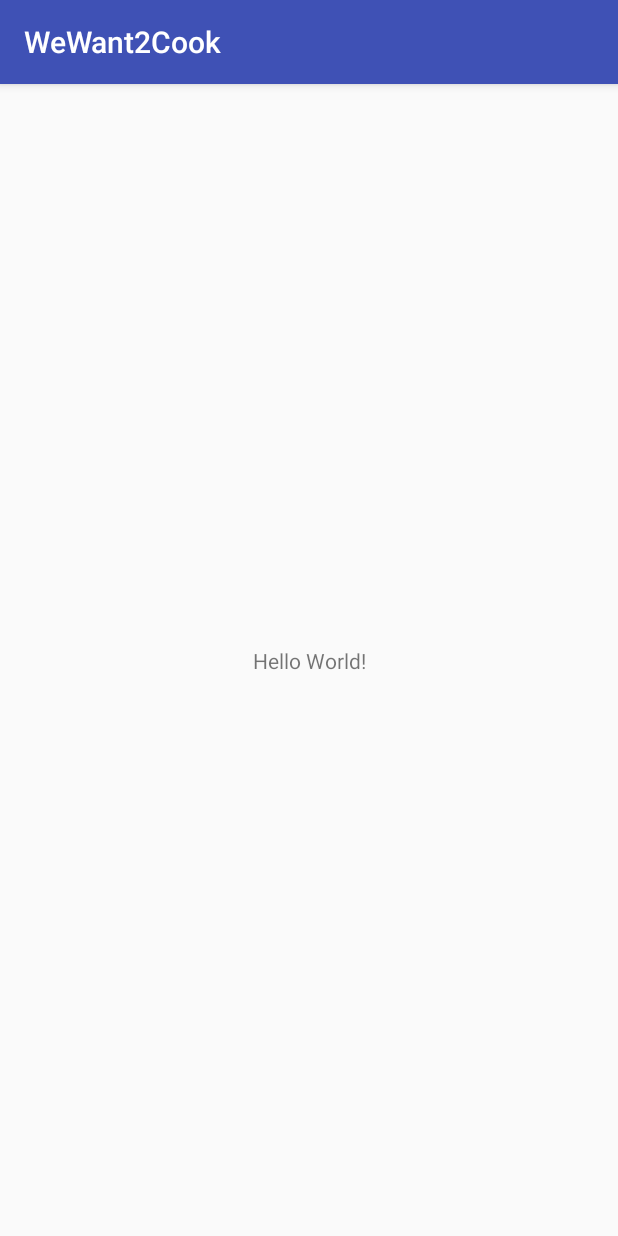
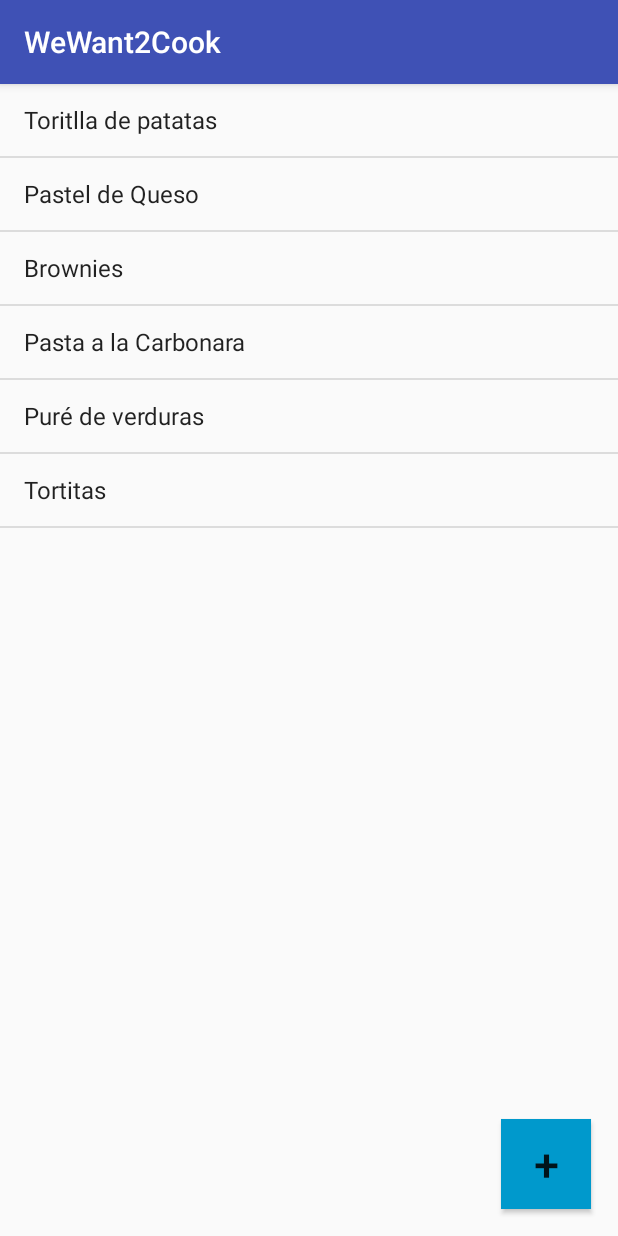
Before and after one commit to jenni-arias/WeWant2Cook, an Android app: the screen it shows after launch (WeWant2CookActivity before the commit, RecipesActivity after it), on a phone screen of 412 x 824 dp. Run offline under Robolectric (Android 15) with nearby library versions, the phone set to English and light mode, and no system bars.

Commit message:
El Layout tiene una lista con recetas por defecto y un botón que no hace nada

```diff
--- a/app/src/main/AndroidManifest.xml
+++ b/app/src/main/AndroidManifest.xml
@@ -9,14 +9,14 @@
         android:roundIcon="@mipmap/ic_launcher_round"
         android:supportsRtl="true"
         android:theme="@style/AppTheme">
-        <activity android:name=".WeWant2CookActivity">
+        <activity android:name=".RecipesActivity">
             <intent-filter>
                 <action android:name="android.intent.action.MAIN" />
 
                 <category android:name="android.intent.category.LAUNCHER" />
             </intent-filter>
         </activity>
-        <activity android:name=".RecipesActivity"></activity>
+
     </application>
 
 </manifest>
--- a/app/src/main/java/arias/jenifer/wewant2cook/RecipesActivity.java
+++ b/app/src/main/java/arias/jenifer/wewant2cook/RecipesActivity.java
@@ -2,12 +2,46 @@ package arias.jenifer.wewant2cook;
 
 import android.support.v7.app.AppCompatActivity;
 import android.os.Bundle;
+import android.widget.ArrayAdapter;
+import android.widget.Button;
+import android.widget.ListView;
+
+import java.util.ArrayList;
+import java.util.List;
 
 public class RecipesActivity extends AppCompatActivity {
+
+    private ArrayList<String> RecipesList;
+    private ListView list;
+    private Button btn_add;
+    private ArrayAdapter<String> recipes_adapter;
+
+
 
     @Override
     protected void onCreate(Bundle savedInstanceState) {
         super.onCreate(savedInstanceState);
         setContentView(R.layout.activity_recipes);
+
+        list = (ListView)findViewById(R.id.recipes_list);
+        btn_add = (Button)findViewById(R.id.btn_add);
+
+        RecipesList = new ArrayList<>();
+        RecipesList.add("Toritlla de patatas");
+        RecipesList.add("Pastel de Queso");
+        RecipesList.add("Brownies");
+        RecipesList.add("Pasta a la Carbonara");
+        RecipesList.add("Puré de verduras");
+        RecipesList.add("Tortitas");
+
+        recipes_adapter = new ArrayAdapter<String>(     // Creamos el Adapter
+                this,
+                android.R.layout.simple_list_item_1,
+                RecipesList
+        );
+
+        list.setAdapter(recipes_adapter);
+
+
     }
 }
--- a/app/src/main/res/layout/activity_recipes.xml
+++ b/app/src/main/res/layout/activity_recipes.xml
@@ -1,9 +1,34 @@
 <?xml version="1.0" encoding="utf-8"?>
-<android.support.constraint.ConstraintLayout xmlns:android="http://schemas.android.com/apk/res/android"
+<RelativeLayout xmlns:android="http://schemas.android.com/apk/res/android"
     xmlns:app="http://schemas.android.com/apk/res-auto"
     xmlns:tools="http://schemas.android.com/tools"
     android:layout_width="match_parent"
     android:layout_height="match_parent"
     tools:context="arias.jenifer.wewant2cook.RecipesActivity">
 
-</android.support.constraint.ConstraintLayout>
+    <Button
+        android:id="@+id/btn_add"
+        android:layout_width="60sp"
+
+        android:layout_height="60sp"
+        android:layout_alignParentBottom="true"
+        android:layout_alignParentEnd="true"
+        android:layout_alignParentRight="true"
+        android:layout_marginBottom="18dp"
+        android:layout_marginEnd="18dp"
+        android:layout_marginRight="18dp"
+        android:background="@android:color/holo_blue_dark"
+        android:onClick="add_recipes"
+        android:text="+"
+        android:textAllCaps="false"
+        android:textSize="30sp" />
+
+    <ListView
+        android:id="@+id/recipes_list"
+        android:layout_width="match_parent"
+        android:layout_height="match_parent"
+        android:layout_alignParentLeft="true"
+        android:layout_alignParentStart="true"
+        android:layout_alignParentTop="true" />
+
+</RelativeLayout>
```
